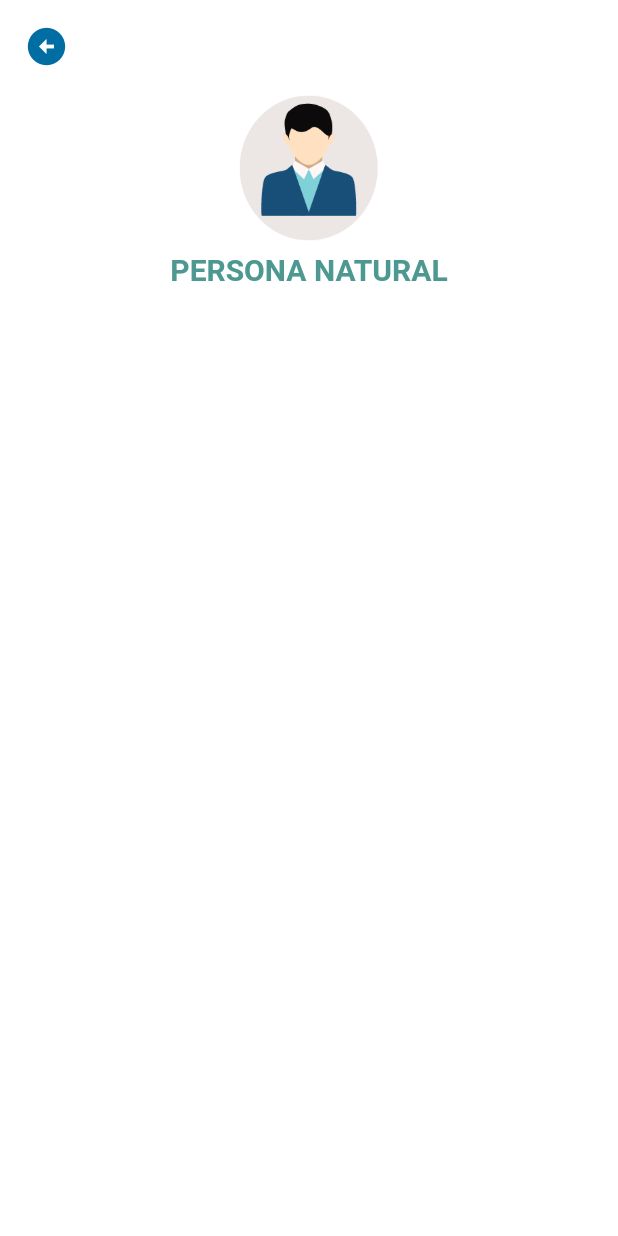
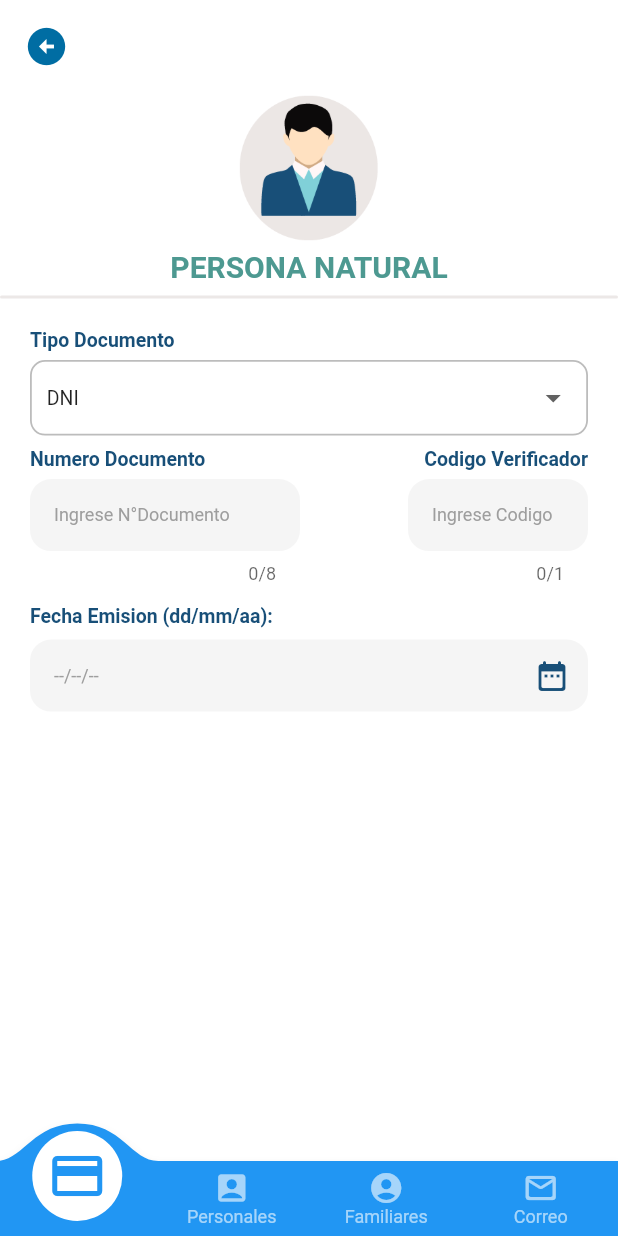
Before and after one commit to JoelCHumbes/flutter_seguridadciudadana_munch, a Flutter app: the PersonaNatural screen opened directly, on a phone screen of 412 x 824 dp. Run offline on Flutter 3.47's test engine with Material 2 defaults, Android fonts, the light colour scheme and no system bars; drawn by our look-alikes of convex_bottom_bar; our stand-ins replace audioplayers, camera, dotted_border, file, flutter_svg, google_fonts and 5 more; missing offline and left inert: flutter_audio_recorder2, flutter_phone_direct_caller; network calls fail; project files that could hold a hidden picture were left out.

Commit message:
Registro usuario Natural

```diff
--- a/lib/pages/persona_natural_page.dart
+++ b/lib/pages/persona_natural_page.dart
@@ -1,48 +1,66 @@
+import 'package:convex_bottom_bar/convex_bottom_bar.dart';
 import 'package:flutter/material.dart';
+import 'package:seguridad_ciudadana/pages/alertas_page.dart';
+import 'package:seguridad_ciudadana/pages/servicios_page.dart';
+import 'package:seguridad_ciudadana/widgets/form_correo.dart';
+import 'package:seguridad_ciudadana/widgets/form_datos_familiares.dart';
+import 'package:seguridad_ciudadana/widgets/form_datos_personales.dart';
+import 'package:seguridad_ciudadana/widgets/form_directorio_widgets.dart';
+import 'package:seguridad_ciudadana/widgets/form_documentos_validacion.dart';
 import 'package:seguridad_ciudadana/widgets/sizebox_widget.dart';
 
-class PersonaNatural extends StatelessWidget {
+class PersonaNatural extends StatefulWidget {
   const PersonaNatural({Key? key}) : super(key: key);
+
+  @override
+  State<PersonaNatural> createState() => _PersonaNaturalState();
+}
+
+class _PersonaNaturalState extends State<PersonaNatural> {
+
+  int indexPage = 0;
+
+  List<Widget> _pages=[
+    Center(child: FormDocumentos(),),
+    Center(child: FormDatosPersonales()),
+    Center(child: FormDatosFamiliares()),
+    Center(child: FormCorreo()),
+  ];
+
+
+
+
+
+  void alertNumerico(BuildContext context) {
+    showDialog(
+        context: context,
+        builder: (BuildContext context) {
+          return FormDirectorioWidgets();
+        });
+  }
+
 
   @override
   Widget build(BuildContext context) {
     return Scaffold(
       backgroundColor: const Color(0xffFFFFFF),
-      body: SafeArea(
-        child: Column(
-          children: [
-            Padding(
-              padding: const EdgeInsets.all(16.0),
-              child: Row(
-                children: const [
-                  Icon(
-                    Icons.arrow_circle_left,
-                    size: 30,
-                    color: Color(0xff006DA3),
-                  ),
-                ],
-              ),
-            ),
-            Column(
-              children: [
-                Image.asset(
-                  "assets/images/ntt.png",
-                  height: 100,
-                ),
-                spacingHeigth6,
-                const Text(
-                  "PERSONA NATURAL",
-                  style: TextStyle(
-                    color: Color(0xff4D9991),
-                    fontWeight: FontWeight.bold,
-                    fontSize: 20,
-                  ),
-                ),
-              ],
-            ),
-          ],
-        ),
+      body: _pages[indexPage],
+      bottomNavigationBar:
+      ConvexAppBar(
+        items: const [
+          TabItem(icon: Icons.credit_card_outlined, title: 'Documentos'),
+          TabItem(icon: Icons.account_box, title: 'Personales'),
+          TabItem(icon: Icons.account_circle, title: 'Familiares'),
+          TabItem(icon: Icons.mail_outline_rounded, title: 'Correo'),
+        ],
+        initialActiveIndex: indexPage,
+        onTap: (int index){
+          setState(() {
+            indexPage = index;
+          });
+        },
       ),
+
     );
   }
 }
--- /dev/null
+++ b/lib/widgets/form_correo.dart
@@ -0,0 +1,17 @@
+
+import 'package:flutter/material.dart';
+
+class FormCorreo extends StatelessWidget {
+  const FormCorreo({Key? key}) : super(key: key);
+
+  @override
+  Widget build(BuildContext context) {
+    return const Scaffold(
+      body: Center(
+        child: Text(
+          "Datos Correo",
+        ),
+      ),
+    );
+  }
+}
--- /dev/null
+++ b/lib/widgets/form_datos_familiares.dart
@@ -0,0 +1,17 @@
+
+import 'package:flutter/material.dart';
+
+class FormDatosFamiliares extends StatelessWidget {
+  const FormDatosFamiliares({Key? key}) : super(key: key);
+
+  @override
+  Widget build(BuildContext context) {
+    return Scaffold(
+      body: Center(
+        child: Text(
+          "Datos Familiares",
+        ),
+      ),
+    );
+  }
+}
--- /dev/null
+++ b/lib/widgets/form_datos_personales.dart
@@ -0,0 +1,16 @@
+import 'package:flutter/material.dart';
+
+class FormDatosPersonales extends StatelessWidget {
+  const FormDatosPersonales({Key? key}) : super(key: key);
+
+  @override
+  Widget build(BuildContext context) {
+    return Scaffold(
+      body: Center(
+        child: Text(
+          "Datos Personales",
+        ),
+      ),
+    );
+  }
+}
--- /dev/null
+++ b/lib/widgets/form_documentos_validacion.dart
@@ -0,0 +1,340 @@
+import 'package:flutter/material.dart';
+import 'package:intl/intl.dart';
+import 'package:seguridad_ciudadana/widgets/sizebox_widget.dart';
+
+class FormDocumentos extends StatefulWidget {
+  const FormDocumentos({Key? key}) : super(key: key);
+
+  @override
+  State<FormDocumentos> createState() => _FormDocumentosState();
+}
+
+class _FormDocumentosState extends State<FormDocumentos> {
+  int documentValue = 0;
+  TextEditingController dateInput = TextEditingController();
+
+  @override
+  void initState() {
+
+    documentValue = 1;
+    dateInput.text = "";
+    super.initState();
+
+  }
+
+  @override
+  Widget build(BuildContext context) {
+    return Scaffold(
+      backgroundColor: const Color(0xffFFFFFF),
+      body: SafeArea(
+        child: SingleChildScrollView(
+          child: Column(
+            children: [
+              Padding(
+                padding: const EdgeInsets.all(16.0),
+                child: Row(
+                  children: const [
+                    Icon(
+                      Icons.arrow_circle_left,
+                      size: 30,
+                      color: Color(0xff006DA3),
+                    ),
+                  ],
+                ),
+              ),
+              Image.asset(
+                "assets/images/ntt.png",
+                height: 100,
+              ),
+              spacingHeigth4,
+              const Text(
+                "PERSONA NATURAL",
+                style: TextStyle(
+                  color: Color(0xff4D9991),
+                  fontWeight: FontWeight.bold,
+                  fontSize: 20,
+                ),
+              ),
+              spacingHeigth8,
+              Container(
+                width: double.infinity,
+                height: 2,
+                decoration: BoxDecoration(
+                  color: Color(0xffECE8E7),
+                  borderRadius: BorderRadius.circular(10),
+                ),
+              ),
+              Padding(
+                padding: const EdgeInsets.all(20.0),
+                child: Column(
+                  children: [
+                    Row(
+                      children: const [
+                        Text(
+                          "Tipo Documento",
+                          style: TextStyle(
+                            color: Color(0xff184F78),
+                            fontSize: 13,
+                            fontWeight: FontWeight.bold,
+                          ),
+                        ),
+                      ],
+                    ),
+                    spacingHeigth6,
+                    Container(
+                      padding: const EdgeInsets.symmetric(horizontal: 10.0),
+                      decoration: BoxDecoration(
+                        color: Colors.white,
+                        borderRadius: BorderRadius.circular(10),
+                        border: Border.all(
+                          color: const Color(0xffBCBCBC),
+                          width: 1.2,
+                        ),
+                      ),
+                      child: DropdownButtonHideUnderline(
+                        child: DropdownButton(
+                          borderRadius: BorderRadius.circular(14.0),
+                          elevation: 6,
+                          value: documentValue,
+                          isExpanded: true,
+                          items: const [
+                            DropdownMenuItem(
+                              value: 1,
+                              child: Text(
+                                "DNI",
+                                style: TextStyle(
+                                  fontSize: 13,
+                                ),
+                              ),
+                            ),
+                            DropdownMenuItem(
+                              value: 2,
+                              child: Text(
+                                "CARNET EXTRANJERIA",
+                                style: TextStyle(
+                                  fontSize: 13,
+                                ),
+                              ),
+                            ),
+                            DropdownMenuItem(
+                              value: 3,
+                              child: Text(
+                                "PASAPORTE",
+                                style: TextStyle(
+                                  fontSize: 13,
+                                ),
+                              ),
+                            ),
+                          ],
+                          onChanged: (int? value) {
+                            documentValue = value!;
+                            setState(() {});
+                          },
+                        ),
+                      ),
+                    ),
+                    spacingHeigth8,
+                    Row(
+                      mainAxisAlignment: MainAxisAlignment.spaceBetween,
+                      children: const [
+                        Text(
+                          "Numero Documento",
+                          style: TextStyle(
+                            color: Color(0xff184F78),
+                            fontSize: 13,
+                            fontWeight: FontWeight.bold,
+                          ),
+                        ),
+                        Text(
+                          "Codigo Verificador",
+                          style: TextStyle(
+                            color: Color(0xff184F78),
+                            fontSize: 13,
+                            fontWeight: FontWeight.bold,
+                          ),
+                        ),
+                      ],
+                    ),
+                    spacingHeigth6,
+                    Row(
+                      mainAxisAlignment: MainAxisAlignment.spaceBetween,
+                      children: [
+                        Container(
+                          width: 180,
+                          padding: const EdgeInsets.symmetric(horizontal: 0.0),
+                          decoration: BoxDecoration(
+                            color: Colors.white,
+                            borderRadius: BorderRadius.circular(10),
+                          ),
+                          child: TextFormField(
+                            keyboardType: TextInputType.number,
+                            maxLength: 8,
+                            style: const TextStyle(
+                              color: Colors.black,
+                              fontSize: 12.0,
+                            ),
+                            decoration: InputDecoration(
+                              contentPadding: const EdgeInsets.symmetric(
+                                  horizontal: 16.0, vertical: 14.0),
+                              hintText: "Ingrese N°Documento",
+                              hintStyle: const TextStyle(
+                                color: Colors.grey,
+                                fontSize: 12.0,
+                              ),
+                              filled: true,
+                              fillColor: Colors.grey.shade100,
+                              focusedBorder: OutlineInputBorder(
+                                  borderRadius: BorderRadius.circular(14.0),
+                                  borderSide: BorderSide.none),
+                              enabledBorder: OutlineInputBorder(
+                                borderRadius: BorderRadius.circular(14.0),
+                                borderSide: BorderSide.none,
+                              ),
+                              errorBorder: OutlineInputBorder(
+                                borderRadius: BorderRadius.circular(14.0),
+                                borderSide: BorderSide.none,
+                              ),
+                              focusedErrorBorder: OutlineInputBorder(
+                                borderRadius: BorderRadius.circular(14.0),
+                                borderSide: BorderSide.none,
+                              ),
+                            ),
+                          ),
+                        ),
+                        Container(
+                          width: 120,
+                          child: TextFormField(
+                            keyboardType: TextInputType.number,
+                            maxLength: 1,
+                            style: const TextStyle(
+                              color: Colors.black,
+                              fontSize: 12.0,
+                            ),
+                            decoration: InputDecoration(
+                              contentPadding: const EdgeInsets.symmetric(
+                                  horizontal: 16.0, vertical: 14.0),
+                              hintText: "Ingrese Codigo",
+                              hintStyle: const TextStyle(
+                                color: Colors.grey,
+                                fontSize: 12.0,
+                              ),
+                              filled: true,
+                              fillColor: Colors.grey.shade100,
+                              focusedBorder: OutlineInputBorder(
+                                borderRadius: BorderRadius.circular(14.0),
+                                borderSide: BorderSide.none,
+                              ),
+                              enabledBorder: OutlineInputBorder(
+                                borderRadius: BorderRadius.circular(14.0),
+                                borderSide: BorderSide.none,
+                              ),
+                              errorBorder: OutlineInputBorder(
+                                borderRadius: BorderRadius.circular(14.0),
+                                borderSide: BorderSide.none,
+                              ),
+                              focusedErrorBorder: OutlineInputBorder(
+                                borderRadius: BorderRadius.circular(14.0),
+                                borderSide: BorderSide.none,
+                              ),
+                            ),
+                          ),
+                        ),
+                      ],
+                    ),
+                    spacingHeigth14,
+                    Column(
+                      children: [
+                        Row(
+                          children: const [
+                            Text(
+                              "Fecha Emision (dd/mm/aa):",
+                              style: TextStyle(
+                                color: Color(0xff184F78),
+                                fontSize: 13,
+                                fontWeight: FontWeight.bold,
+                              ),
+                            ),
+                          ],
+                        ),
+                        spacingHeigth8,
+                        Container(
+                          width: double.infinity,
+                          padding: const EdgeInsets.symmetric(horizontal: 0.0),
+                          decoration: BoxDecoration(
+                            color: Colors.white,
+                            borderRadius: BorderRadius.circular(10),
+                          ),
+                          child: TextFormField(
+                            keyboardType: TextInputType.datetime,
+                            controller: dateInput,
+                            style: const TextStyle(
+                              color: Colors.black,
+                              fontSize: 12.0,
+                            ),
+                            decoration: InputDecoration(
+                              contentPadding: const EdgeInsets.symmetric(
+                                  horizontal: 16.0, vertical: 14.0),
+                              hintText: "--/--/--",
+                              hintStyle: const TextStyle(
+                                color: Colors.grey,
+                                fontSize: 12.0,
+                              ),
+                              suffixIcon: InkWell(
+                                onTap: ()async{
+                                  DateTime? pickedDate = await showDatePicker(
+                                      context: context,
+                                      initialDate: DateTime.now(),
+                                      firstDate: DateTime(1950),
+                                      //DateTime.now() - not to allow to choose before today.
+                                      lastDate: DateTime(2100));
+
+                                  if (pickedDate != null) {
+                                    print(
+                                        pickedDate); //pickedDate output format => 2021-03-10 00:00:00.000
+                                    String formattedDate =
+                                    DateFormat('dd-MM-yyyy').format(pickedDate);
+                                    print(
+                                        formattedDate); //formatted date output using intl package =>  2021-03-16
+                                    setState(() {
+                                      dateInput.text =
+                                          formattedDate; //set output date to TextField value.
+                                    });
+                                  } else {}
+                                },
+                                child: const Icon(
+                                  Icons.date_range_rounded,
+                                  color: Color(0xff184F78),
+                                ),
+                              ),
+                              filled: true,
+                              fillColor: Colors.grey.shade100,
+                              focusedBorder: OutlineInputBorder(
+                                  borderRadius: BorderRadius.circular(14.0),
+                                  borderSide: BorderSide.none),
+                              enabledBorder: OutlineInputBorder(
+                                borderRadius: BorderRadius.circular(14.0),
+                                borderSide: BorderSide.none,
+                              ),
+                              errorBorder: OutlineInputBorder(
+                                borderRadius: BorderRadius.circular(14.0),
+                                borderSide: BorderSide.none,
+                              ),
+                              focusedErrorBorder: OutlineInputBorder(
+                                borderRadius: BorderRadius.circular(14.0),
+                                borderSide: BorderSide.none,
+                              ),
+                            ),
+                          ),
+                        ),
+                      ],
+                    ),
+                  ],
+                ),
+              ),
+            ],
+          ),
+        ),
+      ),
+    );
+  }
+}
--- a/lib/widgets/form_reporte_widget.dart
+++ b/lib/widgets/form_reporte_widget.dart
@@ -381,7 +381,7 @@ class _FormReporteWidgetState extends State<FormReporteWidget> {
                                                     children: [
                                                       Column(
                                                         children: [
-                                                          Icon(
+                                                          const Icon(
                                                             Icons
                                                                 .add_a_photo_rounded,
                                                             color: Color(
@@ -390,7 +390,7 @@ class _FormReporteWidgetState extends State<FormReporteWidget> {
                                                           ),
                                                           spacingHeigth4,
                                                           Row(
-                                                            children: [
+                                                            children: const [
                                                               Text(
                                                                 "Añadir otra foto",
                                                                 style:
--- a/pubspec.yaml
+++ b/pubspec.yaml
@@ -57,6 +57,10 @@ dependencies:
 
   socket_io_client: ^2.0.1
   #flutter_swiper: ^1.1.6
+  convex_bottom_bar: ^3.1.0+1
+  #syncfusion_flutter_datepicker: ^20.4.44
+  flutter_datetime_picker: ^1.5.1
+  intl: ^0.18.0
 
 
 
```
Also changed, not shown: pubspec.lock.
